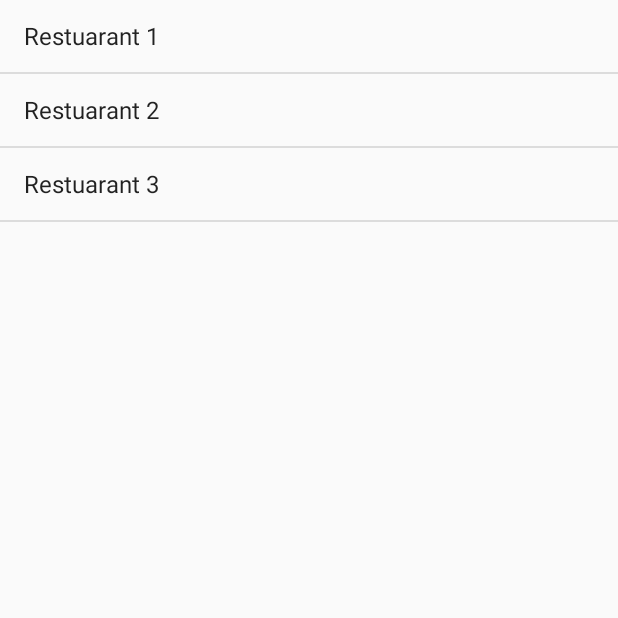
After one commit to Jalend15/app, an Android app: the FavoriteActivity screen opened directly, with no data from a screen before it, on a phone screen of 412 x 824 dp, the top half of it. The commit adds this screen. Run offline under Robolectric (Android 15) with nearby library versions, the phone set to English and light mode, and no system bars.

Commit message:
Assignment 3

```diff
--- a/app/build.gradle
+++ b/app/build.gradle
@@ -23,6 +23,7 @@ dependencies {
     implementation 'com.android.support:appcompat-v7:26.1.0'
     implementation 'com.android.support.constraint:constraint-layout:1.1.0'
     implementation 'com.android.support:design:26.1.0'
+    implementation 'com.android.support:support-v4:26.1.0'
     testImplementation 'junit:junit:4.12'
     androidTestImplementation 'com.android.support.test:runner:1.0.2'
     androidTestImplementation 'com.android.support.test.espresso:espresso-core:3.0.2'
--- a/app/src/main/AndroidManifest.xml
+++ b/app/src/main/AndroidManifest.xml
@@ -36,6 +36,9 @@
         <activity android:name=".MealActivity"
             android:theme="@style/AppTheme.NoActionBar" />
 
+        <activity android:name=".FavoriteActivity"
+            android:theme="@style/AppTheme.NoActionBar" />
+
     </application>
 
 </manifest>
--- /dev/null
+++ b/app/src/main/java/com/example/mireysa/ihungry/FavoriteActivity.java
@@ -0,0 +1,38 @@
+package com.example.mireysa.ihungry;
+
+import android.net.Uri;
+import android.os.Bundle;
+import android.support.v4.app.FragmentManager;
+import android.support.v4.app.FragmentTransaction;
+import android.support.v7.app.AppCompatActivity;
+import android.support.v7.widget.Toolbar;
+
+
+// FavoriteActivity displays a list of user favorites
+
+    public class FavoriteActivity extends AppCompatActivity implements locationFragment.OnFragmentInteractionListener, DetailFragment.OnFragmentInteractionListener {
+
+        @Override
+        protected void onCreate(Bundle savedInstanceState) {
+            super.onCreate(savedInstanceState);
+            setContentView(R.layout.activity_favorite);
+            Toolbar toolbar = (Toolbar) findViewById(R.id.toolbar);
+            setSupportActionBar(toolbar);
+
+            FragmentManager fragmentManager = getSupportFragmentManager();
+            FragmentTransaction fragmentTransaction = fragmentManager.beginTransaction();
+
+            locationFragment fragment = new locationFragment();
+            fragmentTransaction.add(R.id.fragment_container, fragment);
+            fragmentTransaction.commit();
+
+
+        }
+
+        @Override
+        public void onFragmentInteraction(Uri uri) {
+
+
+
+        }
+    }
--- /dev/null
+++ b/app/src/main/java/com/example/mireysa/ihungry/locationFragment.java
@@ -0,0 +1,139 @@
+package com.example.mireysa.ihungry;
+
+import android.content.Context;
+import android.net.Uri;
+import android.os.Bundle;
+import android.support.v4.app.Fragment;
+import android.support.v4.app.FragmentManager;
+import android.view.LayoutInflater;
+import android.view.View;
+import android.view.ViewGroup;
+import android.widget.AdapterView;
+import android.widget.ArrayAdapter;
+import android.widget.ListView;
+
+import java.util.ArrayList;
+
+// Fragment that displays list
+
+public class locationFragment extends Fragment {
+    // TODO: Rename parameter arguments, choose names that match
+    // the fragment initialization parameters, e.g. ARG_ITEM_NUMBER
+    private static final String ARG_PARAM1 = "param1";
+    private static final String ARG_PARAM2 = "param2";
+
+    // TODO: Rename and change types of parameters
+    private String mParam1;
+    private String mParam2;
+
+    private OnFragmentInteractionListener mListener;
+
+    public locationFragment() {
+        // Required empty public constructor
+    }
+
+    /**
+     * Use this factory method to create a new instance of
+     * this fragment using the provided parameters.
+     *
+     * @param param1 Parameter 1.
+     * @param param2 Parameter 2.
+     * @return A new instance of fragment locationFragment.
+     */
+    // TODO: Rename and change types and number of parameters
+    public static locationFragment newInstance(String param1, String param2) {
+        locationFragment fragment = new locationFragment();
+        Bundle args = new Bundle();
+        args.putString(ARG_PARAM1, param1);
+        args.putString(ARG_PARAM2, param2);
+        fragment.setArguments(args);
+        return fragment;
+    }
+
+    @Override
+    public void onCreate(Bundle savedInstanceState) {
+        super.onCreate(savedInstanceState);
+        if (getArguments() != null) {
+            mParam1 = getArguments().getString(ARG_PARAM1);
+            mParam2 = getArguments().getString(ARG_PARAM2);
+        }
+    }
+
+    ArrayList<String> data = new ArrayList<>();
+
+    @Override
+    public View onCreateView(LayoutInflater inflater, ViewGroup container,
+                             Bundle savedInstanceState) {
+
+        View view = inflater.inflate(R.layout.fragment_location, container, false);
+
+        data = new ArrayList<>();
+        data.add("Restuarant 1");
+        data.add("Restuarant 2");
+        data.add("Restuarant 3");
+
+        ArrayAdapter<String> adapter = new ArrayAdapter<String>(getContext(),
+                android.R.layout.simple_list_item_1,
+                data);
+
+        ListView places = view.findViewById(R.id.lvData);
+        places.setAdapter(adapter);
+        places.setOnItemClickListener(new AdapterView.OnItemClickListener() {
+            @Override
+            public void onItemClick(AdapterView<?> adapterView, View view, int i, long l) {
+                String selectedPlace = data.get(i);
+                DetailFragment detailFragment = new DetailFragment();
+
+                Bundle bundle = new Bundle ();
+                bundle.putString("selectedPlace", selectedPlace);
+                detailFragment.setArguments(bundle);
+
+                FragmentManager manager = getFragmentManager();
+                manager.beginTransaction().replace(R.id.detail_container, detailFragment).commit();
+
+            }
+        });
+
+        // Inflate the layout for this fragment
+        return view;
+    }
+
+    // TODO: Rename method, update argument and hook method into UI event
+    public void onButtonPressed(Uri uri) {
+        if (mListener != null) {
+            mListener.onFragmentInteraction(uri);
+        }
+    }
+
+    @Override
+    public void onAttach(Context context) {
+        super.onAttach(context);
+        if (context instanceof OnFragmentInteractionListener) {
+            mListener = (OnFragmentInteractionListener) context;
+        } else {
+            throw new RuntimeException(context.toString()
+                    + " must implement OnFragmentInteractionListener");
+        }
+    }
+
+    @Override
+    public void onDetach() {
+        super.onDetach();
+        mListener = null;
+    }
+
+    /**
+     * This interface must be implemented by activities that contain this
+     * fragment to allow an interaction in this fragment to be communicated
+     * to the activity and potentially other fragments contained in that
+     * activity.
+     * <p>
+     * See the Android Training lesson <a href=
+     * "http://developer.android.com/training/basics/fragments/communicating.html"
+     * >Communicating with Other Fragments</a> for more information.
+     */
+    public interface OnFragmentInteractionListener {
+        // TODO: Update argument type and name
+        void onFragmentInteraction(Uri uri);
+    }
+}
--- /dev/null
+++ b/app/src/main/res/layout/activity_favorite.xml
@@ -0,0 +1,21 @@
+<?xml version="1.0" encoding="utf-8"?>
+<LinearLayout android:layout_width="match_parent"
+    android:layout_height="match_parent"
+    android:orientation="vertical"
+    xmlns:android="http://schemas.android.com/apk/res/android">
+
+    <RelativeLayout
+        android:id="@+id/fragment_container"
+        android:layout_width="match_parent"
+        android:layout_height="300dp" >
+
+    </RelativeLayout>
+
+    <RelativeLayout
+        android:id="@+id/detail_container"
+        android:layout_width="match_parent"
+        android:layout_height="200dp" >
+
+    </RelativeLayout>
+
+</LinearLayout>
--- /dev/null
+++ b/app/src/main/res/layout/fragment_location.xml
@@ -0,0 +1,15 @@
+<?xml version="1.0" encoding="utf-8"?>
+<FrameLayout xmlns:android="http://schemas.android.com/apk/res/android"
+    xmlns:tools="http://schemas.android.com/tools"
+    android:layout_width="match_parent"
+    android:layout_height="match_parent"
+    tools:context=".locationFragment">
+
+    <!-- TODO: Update blank fragment layout -->
+
+    <ListView
+        android:id="@+id/lvData"
+        android:layout_width="match_parent"
+        android:layout_height="match_parent" />
+
+</FrameLayout>
--- a/app/src/main/res/values/strings.xml
+++ b/app/src/main/res/values/strings.xml
@@ -1,4 +1,7 @@
 <resources>
     <string name="app_name">ihungry</string>
     <string name="action_settings">Settings</string>
+
+    <!-- TODO: Remove or change this placeholder text -->
+    <string name="hello_blank_fragment">Hello blank fragment</string>
 </resources>
```
Also changed, not shown: app/src/main/java/com/example/mireysa/ihungry/DetailFragment.java (added, +115 -0 lines), app/src/main/java/com/example/mireysa/ihungry/ExploreActivity.java (+12 -0 lines), app/src/main/res/layout/fragment_detail.xml (added, +15 -0 lines).
